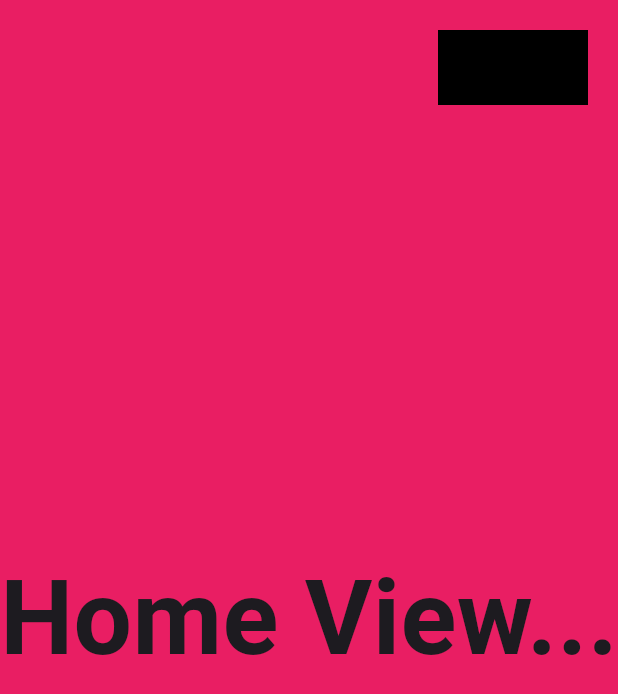
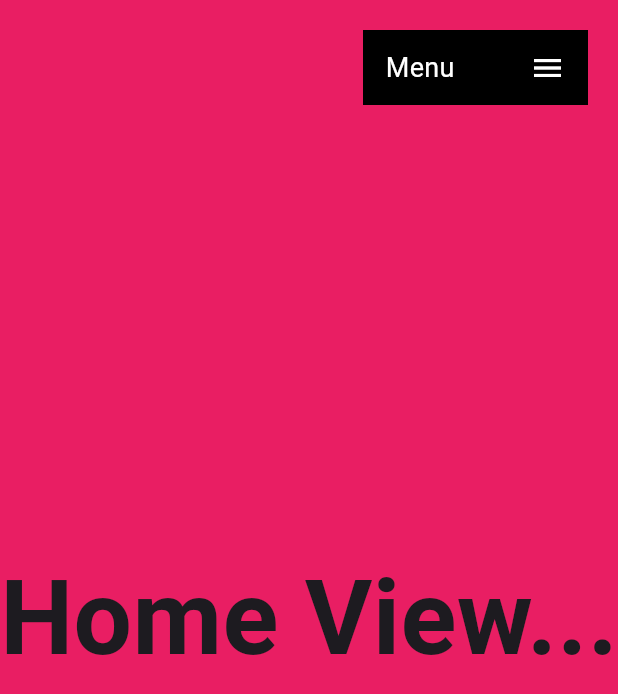
Before and after one commit to matcop/fw-landingPage, a Flutter app: the screen it shows after launch, on a phone screen of 412 x 824 dp. Shown: the top 694 px of the screen. Run offline on Flutter 3.47's test engine with Material 3 defaults, Android fonts, the light colour scheme and no system bars; our stand-ins replace fluro, google_fonts.

Commit message:
Menu superior - Boton y texto

```diff
--- a/lib/ui/pages/home_page.dart
+++ b/lib/ui/pages/home_page.dart
@@ -1,5 +1,6 @@
 import 'package:flutter/material.dart';
 import 'package:flutter/widgets.dart';
+import 'package:vertical_landig_page/ui/shared/custom_app_menu.dart';
 import 'package:vertical_landig_page/ui/views/about_view.dart';
 import 'package:vertical_landig_page/ui/views/contact_view.dart';
 import 'package:vertical_landig_page/ui/views/home_view.dart';
@@ -18,14 +19,7 @@
         child: Stack(
           children: [
             _HomeBody(),
-            Positioned(
-                right: 20,
-                top: 20,
-                child: Container(
-                  width: 100,
-                  height: 50,
-                  color: Colors.black,
-                ))
+            Positioned(right: 20, top: 20, child: CustomAppMenu())
           ],
         ),
       ),
--- /dev/null
+++ b/lib/ui/shared/custom_app_menu.dart
@@ -0,0 +1,34 @@
+import 'package:flutter/material.dart';
+import 'package:google_fonts/google_fonts.dart';
+
+class CustomAppMenu extends StatelessWidget {
+  const CustomAppMenu({super.key});
+
+  @override
+  Widget build(BuildContext context) {
+    return MouseRegion(
+      cursor: SystemMouseCursors.click,
+      child: GestureDetector(
+        onTap: () {
+          print('click.... gato');
+        },
+        child: Container(
+          padding: EdgeInsets.symmetric(horizontal: 15),
+          width: 150,
+          height: 50,
+          color: Colors.black,
+          child: Row(
+            children: [
+              Text(
+                'Menu',
+                style: GoogleFonts.roboto(color: Colors.white, fontSize: 18),
+              ),
+              Spacer(),
+              Icon(Icons.menu, color: Colors.white)
+            ],
+          ),
+        ),
+      ),
+    );
+  }
+}
```
